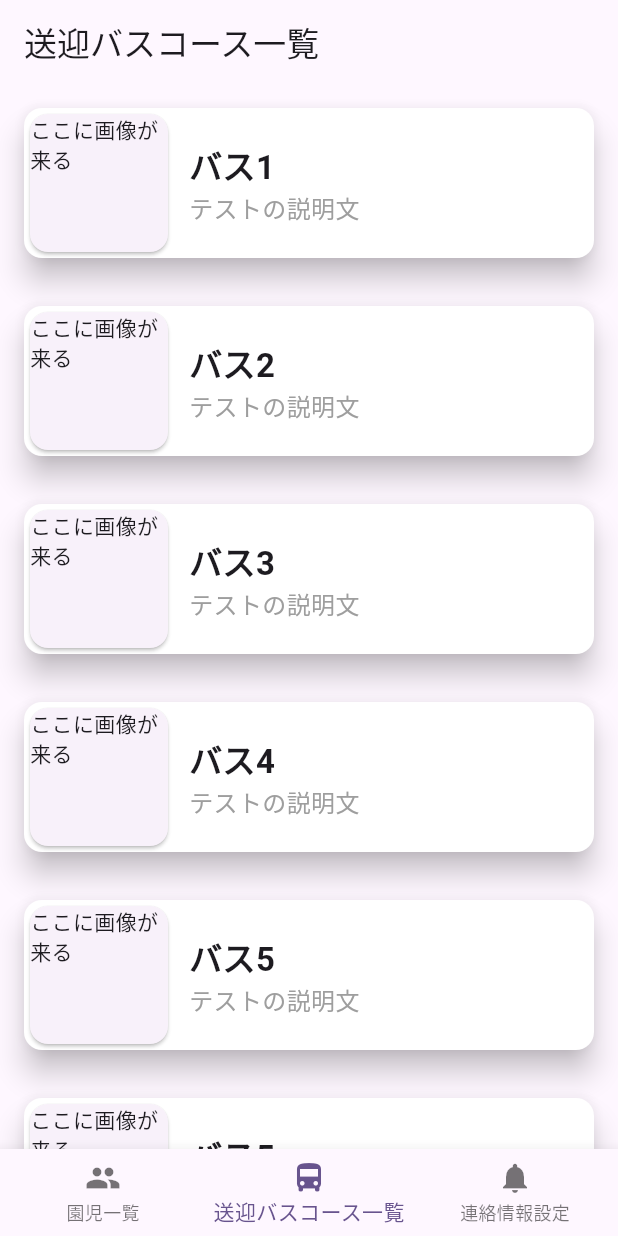
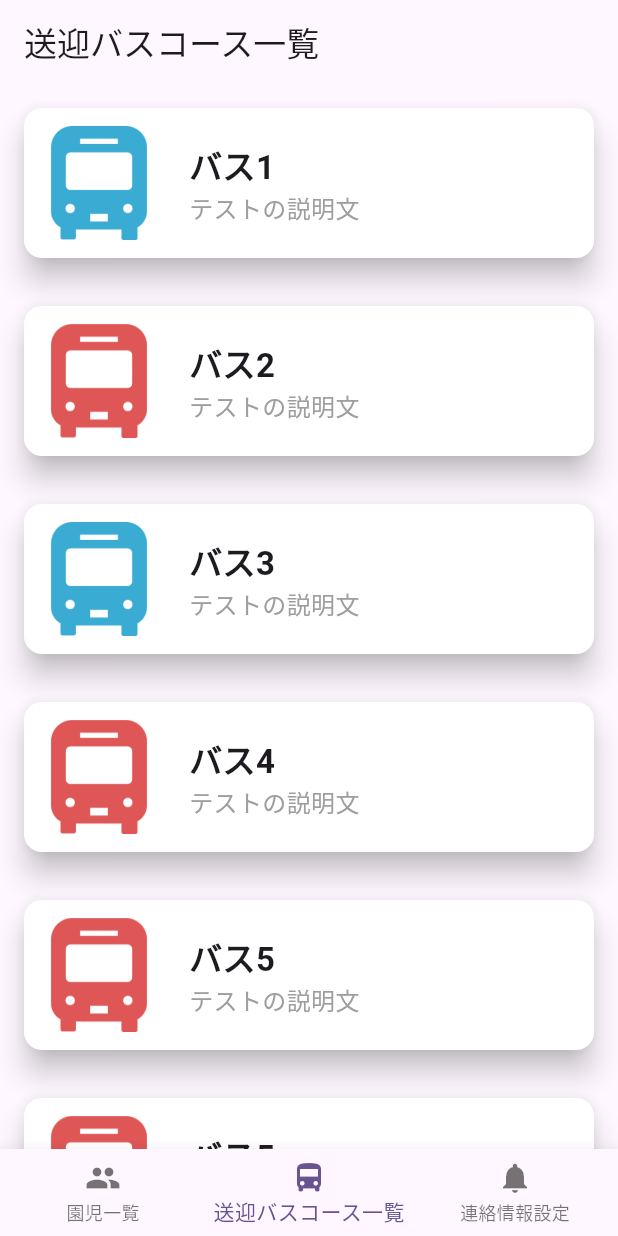
Before and after one commit to GreenTeaProgrammers/WhereChildBus, a Flutter app: the screen it shows after launch, item 2 of the bottom bar chosen, on a phone screen of 412 x 824 dp. Run offline on Flutter 3.47's test engine with Material 3 defaults, Android fonts, the phone set to English and light mode, and no system bars.

Commit message:
feat:運豪状況を表す画像を表示

```diff
--- a/frontend/where_child_bus/lib/pages/bus_list_page/bus_list_page.dart
+++ b/frontend/where_child_bus/lib/pages/bus_list_page/bus_list_page.dart
@@ -9,6 +9,7 @@ class BusListPage extends StatefulWidget {
 
 class _BusListPageState extends State<BusListPage> {
   final items = ["バス1", "バス2", "バス3", "バス4", "バス5", "バス5", "バス5", "バス5", "バス5"];
+  final busesOperatingState = [true, false, true, false, false, false, false, false, false];
 
 
   @override
@@ -30,12 +31,12 @@ class _BusListPageState extends State<BusListPage> {
       //TODO: 実際にはAPIからデータを取得
       itemCount: items.length,
       itemBuilder: (BuildContext context, int index) {
-        return busListCard(items[index]);
+        return busListCard(items[index], busesOperatingState[index]);
       },
     );
   }
 
-  Widget busListCard(String name) {
+  Widget busListCard(String name, bool isBusOperating) {
     return Padding(
       padding: const EdgeInsets.symmetric(horizontal: 0.0),
       child: Card(
@@ -46,7 +47,7 @@ class _BusListPageState extends State<BusListPage> {
           color: Colors.white,
           child: Row(
             children: [
-              busPhoto(),
+              busPhoto(isBusOperating),
               busNameAndDescription(name),
             ],
           ),
@@ -55,13 +56,21 @@ class _BusListPageState extends State<BusListPage> {
     );
   }
 
-  Widget busPhoto() {
+  Widget busPhoto(bool isBusOperating) {
+    String imagePath = isBusOperating
+          ? "assets/images/bus_operating.png"
+          : "assets/images/bus_not_operating.png";
+
     return SizedBox(
       width: 100,
       height: 100,
-      child: Card(
-        child: const Text("ここに画像が来る")
-      ),
+      child: Padding(
+        padding: const EdgeInsets.all(12.0),
+        child: Image.asset(
+          imagePath,
+          fit:BoxFit.cover,
+        ),
+      )
     );
   }
 
--- a/frontend/where_child_bus/pubspec.yaml
+++ b/frontend/where_child_bus/pubspec.yaml
@@ -22,5 +22,4 @@ dev_dependencies:
 flutter:
   uses-material-design: true
   assets:
-    - assets\images\bus_not_operating.png
-    - assets\images\bus_operating.png
+    - assets/images/
```
